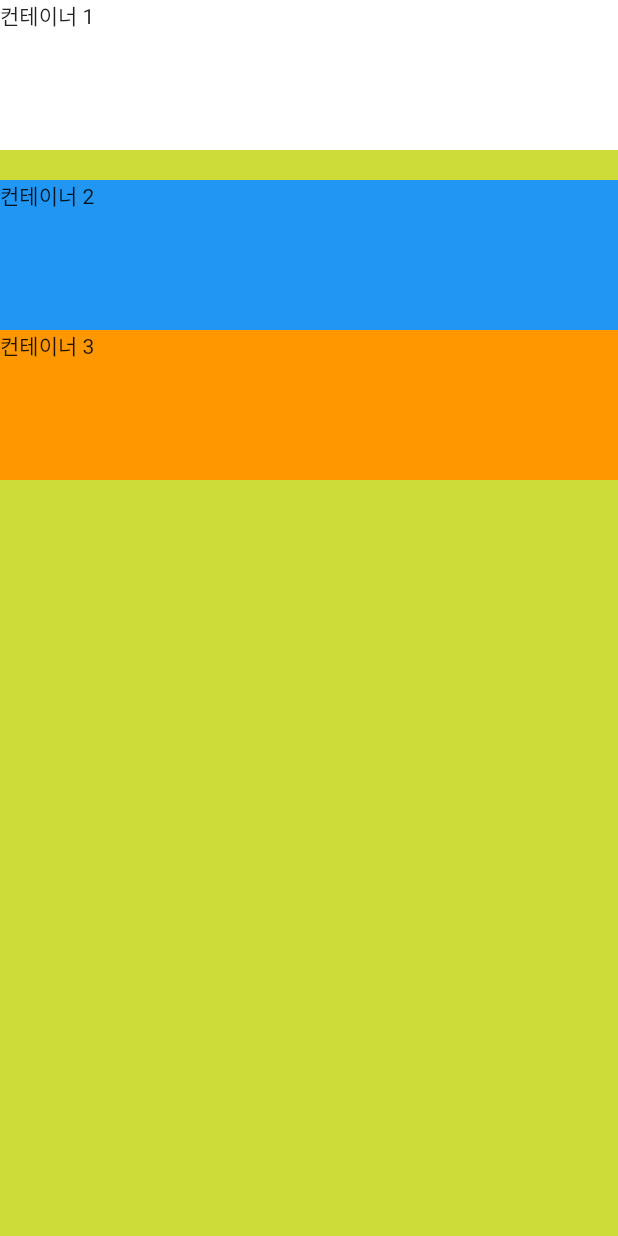
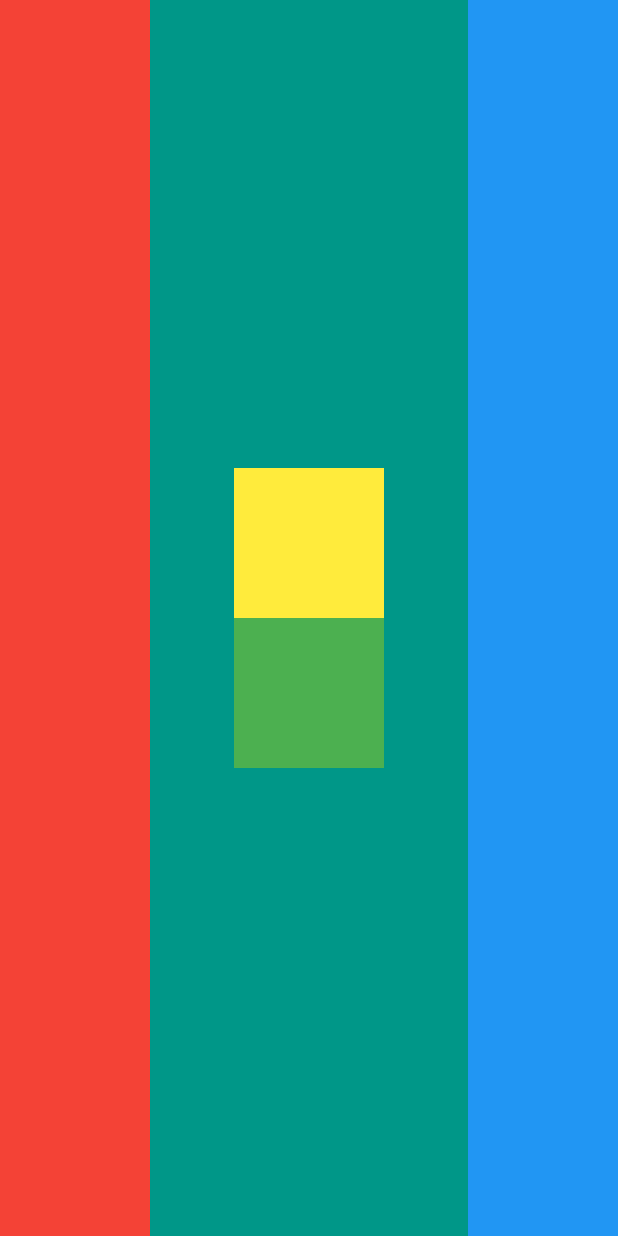
Before and after one commit to mtjin/udemy-flutter-practice, a Flutter app: the screen it shows after launch, on a phone screen of 412 x 824 dp. Run offline on Flutter 3.47's test engine with Material 2 defaults, Android fonts, the phone set to English and light mode, and no system bars.

Commit message:
43. Flutter Layouts Challenge

```diff
--- a/mi_card_flutter/lib/main.dart
+++ b/mi_card_flutter/lib/main.dart
@@ -11,29 +11,24 @@ class MyApp extends StatelessWidget {
   Widget build(BuildContext context) {
     return MaterialApp(
       home: Scaffold(
-        backgroundColor: Colors.lime,
+        backgroundColor: Colors.teal,
         body: SafeArea(
-          child: Column(
-            crossAxisAlignment: CrossAxisAlignment.stretch,
-            children: <Widget>[
+          child: Row(
+            mainAxisAlignment: MainAxisAlignment.spaceBetween,
+            // 컨테이너를 끝에서부터 동등하게 간격조절하여 가운데 정렬
+            children: [
               Container(
-                  height: 100.0,
-                  color: Colors.white,
-                  child: Text("컨테이너 1")
+                //height 는 match parent 자동으로 되게 설정 따로 안해줘도됨
+                width: 100.0,
+                color: Colors.red,
               ),
-              SizedBox(
-                height: 20.0,
-              ),
-              Container(
-                height: 100.0,
-                color: Colors.blue,
-                child: Text("컨테이너 2"),
-              ),
-              Container(
-                  height: 100.0,
-                  color: Colors.orange,
-                  child: Text("컨테이너 3")
-              ),
+              Container( // 반반 나눠서 색 2개 만듬, 근데 더 좋은 방법있을거같은데 흠..
+                  width: 100.0,
+                  height: 200.0,
+                  color: Colors.yellow,
+                  padding: EdgeInsets.fromLTRB(0.0, 100.0, 0.0, 0.0),
+                  child: Container(color: Colors.green)),
+              Container(width: 100.0, color: Colors.blue),
             ],
           ),
         ),
```
